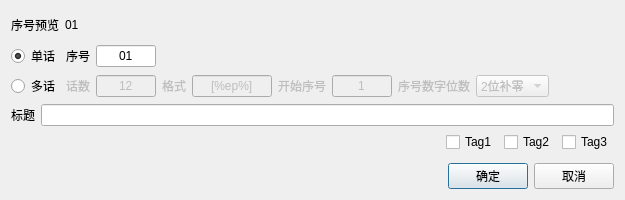
Before: the Qt Designer form UiThread/Television/TvEpisodeNewDialog.ui in cqwlxxl/cherryme, drawn with Qt 5.
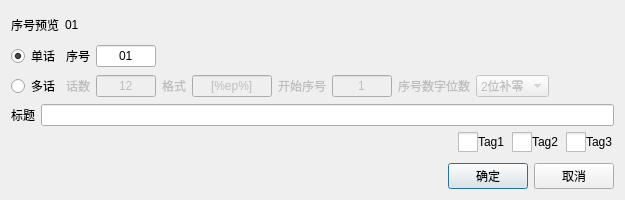
After: the same form once the commit is applied. Icons and pictures are not drawn.

The edit to the form file:
```diff
--- a/UiThread/Television/TvEpisodeNewDialog.ui
+++ b/UiThread/Television/TvEpisodeNewDialog.ui
@@ -319,6 +319,29 @@
      </item>
      <item>
       <widget class="QCheckBox" name="checkBox_Tag1">
+       <property name="styleSheet">
+        <string notr="true">QCheckBox
+{
+  spacing: 0px;
+}
+QCheckBox::indicator
+{
+  width: 20px;
+  height: 20px;
+}
+QCheckBox::indicator:checked:enabled
+{
+  image:url(:/File/img/box_check_enable.png);
+}
+QCheckBox::indicator:unchecked:enabled
+{
+  image:url(:/File/img/box_uncheck_enable.png);
+}
+QCheckBox::indicator:unchecked:disabled
+{
+  image:url(:/File/img/box_uncheck_disable.png);
+}</string>
+       </property>
        <property name="text">
         <string>Tag1</string>
        </property>
@@ -326,6 +349,29 @@
      </item>
      <item>
       <widget class="QCheckBox" name="checkBox_Tag2">
+       <property name="styleSheet">
+        <string notr="true">QCheckBox
+{
+  spacing: 0px;
+}
+QCheckBox::indicator
+{
+  width: 20px;
+  height: 20px;
+}
+QCheckBox::indicator:checked:enabled
+{
+  image:url(:/File/img/box_check_enable.png);
+}
+QCheckBox::indicator:unchecked:enabled
+{
+  image:url(:/File/img/box_uncheck_enable.png);
+}
+QCheckBox::indicator:unchecked:disabled
+{
+  image:url(:/File/img/box_uncheck_disable.png);
+}</string>
+       </property>
        <property name="text">
         <string>Tag2</string>
        </property>
@@ -333,6 +379,29 @@
      </item>
      <item>
       <widget class="QCheckBox" name="checkBox_Tag3">
+       <property name="styleSheet">
+        <string notr="true">QCheckBox
+{
+  spacing: 0px;
+}
+QCheckBox::indicator
+{
+  width: 20px;
+  height: 20px;
+}
+QCheckBox::indicator:checked:enabled
+{
+  image:url(:/File/img/box_check_enable.png);
+}
+QCheckBox::indicator:unchecked:enabled
+{
+  image:url(:/File/img/box_uncheck_enable.png);
+}
+QCheckBox::indicator:unchecked:disabled
+{
+  image:url(:/File/img/box_uncheck_disable.png);
+}</string>
+       </property>
        <property name="text">
         <string>Tag3</string>
        </property>
```
